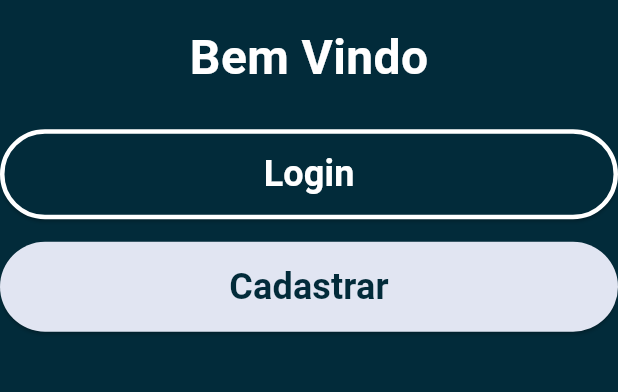
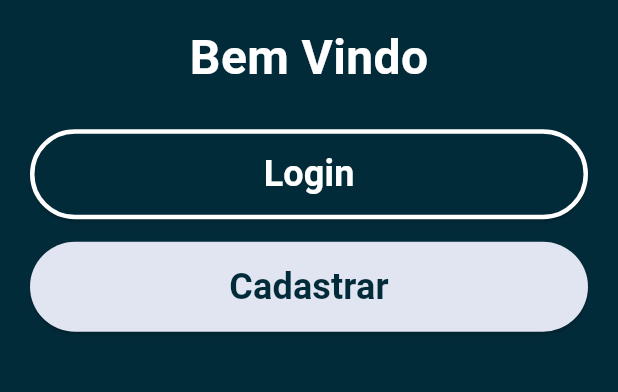
Before and after one commit to DanielMota04/BookLife, a Flutter app: the screen it shows after launch, on a phone screen of 412 x 824 dp, the part 506-898 px from its top. Run offline on Flutter 3.47's test engine with Material 3 defaults, Android fonts, the light colour scheme and no system bars; our stand-ins replace cloud_firestore, file_picker, firebase_auth, firebase_core, go_router, google_fonts; accounts and stored records are empty.

Commit message:
Alterações welcome_tela
Coloquei um padding.

```diff
--- a/lib/features/auth/views/welcome_page.dart
+++ b/lib/features/auth/views/welcome_page.dart
@@ -17,6 +17,8 @@ class _WelcomePageState extends State<WelcomePage> {
       backgroundColor: AppColors.jetBlack,
 
       body: Center(
+        child: Padding(
+          padding: const EdgeInsets.symmetric(horizontal: 20.0),
           child: Column(
             mainAxisAlignment: MainAxisAlignment.center,
             children: [
@@ -54,11 +56,9 @@ class _WelcomePageState extends State<WelcomePage> {
                 onPressed: () {
                   context.go(Routes.login);
                 },
-              child: Text('Login',
-              style: TextStyle(
-                fontSize: 24,
-                fontWeight: FontWeight.bold,
-              )
+                child: Text(
+                  'Login',
+                  style: TextStyle(fontSize: 24, fontWeight: FontWeight.bold),
                 ),
               ),
 
@@ -74,14 +74,13 @@ class _WelcomePageState extends State<WelcomePage> {
                 onPressed: () {
                   context.go(Routes.register);
                 },
-              child:
-              Text('Cadastrar',
-               style: TextStyle(
-                fontSize: 24,
-                fontWeight: FontWeight.bold,
-              ),),
+                child: Text(
+                  'Cadastrar',
+                  style: TextStyle(fontSize: 24, fontWeight: FontWeight.bold),
+                ),
               ),
             ],
+          ),
         ),
       ),
     );
```
Lines whose indentation alone changed are shown as unchanged.
